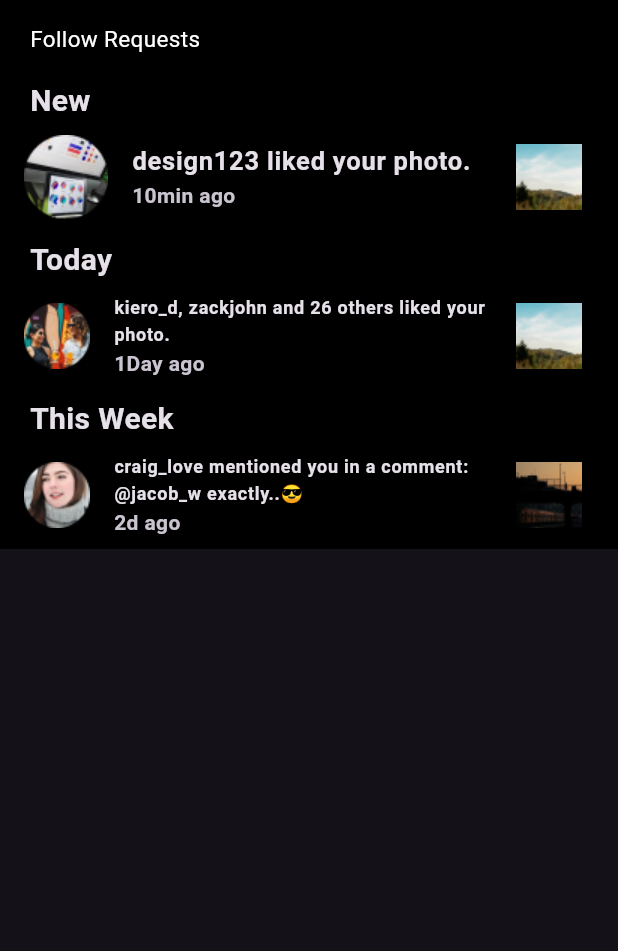
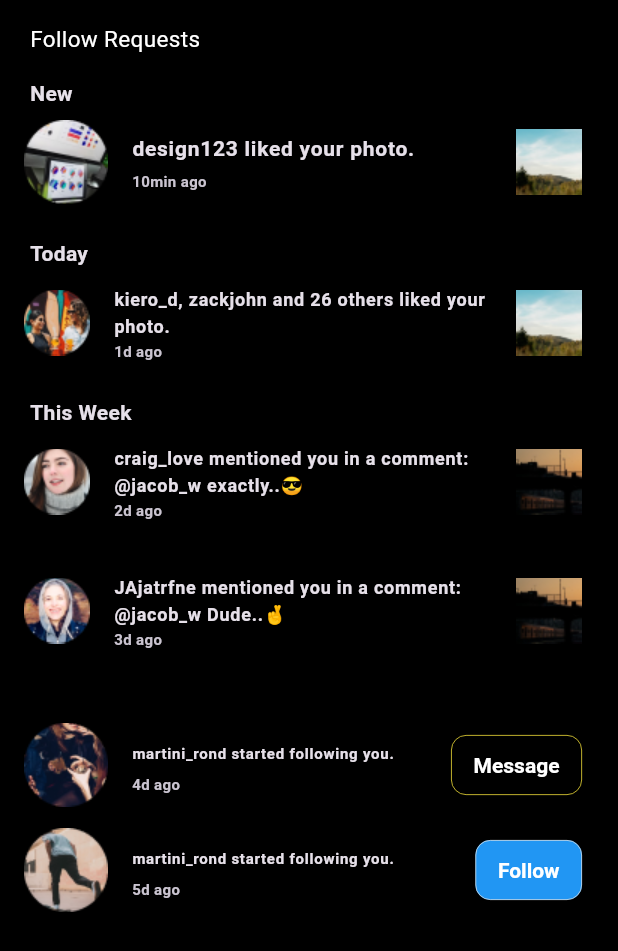
Before and after one commit to FazalHamzaKhan12/InstagramClone, a Flutter app: the YouTab screen opened directly, on a phone screen of 412 x 824 dp. Shown: the top 951 px of the screen. Run offline on Flutter 3.47's test engine with Material 3 defaults, Android fonts, the phone set to English and light mode, and no system bars.

Commit message:
Heart Page
Heart page You Section completed

```diff
--- a/lib/Screen/MianPage/HeartScr/TabForHeart/youtab.dart
+++ b/lib/Screen/MianPage/HeartScr/TabForHeart/youtab.dart
@@ -7,6 +7,7 @@ class YouTab extends StatelessWidget {
   @override
   Widget build(BuildContext context) {
     return Scaffold(
+      backgroundColor: Colors.black,
       body: Column(
         children: [
           // Fol;ow Requests Header
@@ -29,13 +30,13 @@ class YouTab extends StatelessWidget {
             color: Colors.black,
             child: Column(
               children: [
-                const SizedBox(height: 5),
+                const SizedBox(height: 4),
                 Row(
                   children: const [
                     SizedBox(width: 20),
                     Text(
                       "New",
-                      style: TextStyle(fontSize: 20, fontWeight: FontWeight.bold),
+                      style: TextStyle(fontSize: 14, fontWeight: FontWeight.bold),
                     ),
                   ],
                 ),
@@ -46,14 +47,14 @@ class YouTab extends StatelessWidget {
                     "design123 liked your photo.",
                     style: TextStyle(
                       fontWeight: FontWeight.bold,
-                      fontSize: 17,
+                      fontSize: 14,
                     ),
                   ),
                   subtitle: const Text(
                     "10min ago",
                     style: TextStyle(
                       fontWeight: FontWeight.bold,
-                      fontSize: 14,
+                      fontSize: 10,
                     ),
                   ),
                   trailing: UiHelper.customImages(imgurl: "Rectangle.png"),
@@ -75,7 +76,7 @@ class YouTab extends StatelessWidget {
                     SizedBox(width: 20),
                     Text(
                       "Today",
-                      style: TextStyle(fontSize: 20, fontWeight: FontWeight.bold),
+                      style: TextStyle(fontSize: 14, fontWeight: FontWeight.bold),
                     ),
                   ],
                 ),
@@ -90,10 +91,10 @@ class YouTab extends StatelessWidget {
                     ),
                   ),
                   subtitle: const Text(
-                    "1Day ago",
+                    "1d ago",
                     style: TextStyle(
                       fontWeight: FontWeight.bold,
-                      fontSize: 14,
+                      fontSize: 10,
                     ),
                   ),
                   trailing: UiHelper.customImages(imgurl: "Rectangle.png"),
@@ -113,7 +114,7 @@ class YouTab extends StatelessWidget {
                     SizedBox(width: 20),
                     Text(
                       "This Week",
-                      style: TextStyle(fontSize: 20, fontWeight: FontWeight.bold),
+                      style: TextStyle(fontSize: 14, fontWeight: FontWeight.bold),
                     ),
                   ],
                 ),
@@ -131,7 +132,7 @@ class YouTab extends StatelessWidget {
                     "2d ago",
                     style: TextStyle(
                       fontWeight: FontWeight.bold,
-                      fontSize: 14,
+                      fontSize: 10,
                     ),
                   ),
                   trailing: UiHelper.customImages(imgurl: "Rectangle (2).png"),
@@ -139,6 +140,116 @@ class YouTab extends StatelessWidget {
               ],
             ),
           ),
+          Container(
+            height: 106,
+            width: double.infinity,
+            color: Colors.black,
+            child: Column(
+              children: [
+                const SizedBox(height: 5),
+                Row(
+                  children: const [
+                    SizedBox(width: 20),
+
+                  ],
+                ),
+                // Notification ListTile
+                ListTile(
+                  leading: UiHelper.customImages(imgurl: "Oval (8).png"),
+                  title: const Text(
+                    "JAjatrfne mentioned you in a comment: @jacob_w Dude..🤞",
+                    style: TextStyle(
+                      fontWeight: FontWeight.bold,
+                      fontSize: 12,
+                    ),
+                  ),
+                  subtitle: const Text(
+                    "3d ago",
+                    style: TextStyle(
+                      fontWeight: FontWeight.bold,
+                      fontSize: 10,
+                    ),
+                  ),
+                  trailing: UiHelper.customImages(imgurl: "Rectangle (2).png"),
+                ),
+              ],
+            ),
+          ),
+          SizedBox(height: 2,),
+          Container(
+            height: 70,
+            width: double.infinity,
+            color: Colors.black,
+            child: ListTile(
+              leading: UiHelper.customImages(imgurl: "Oval (1).png"),
+              title: const Text(
+                "martini_rond started following you.",
+                style: TextStyle(
+                  fontWeight: FontWeight.bold,
+                  fontSize: 10,
+                ),
+              ),
+              subtitle: const Text(
+                "4d ago",
+                style: TextStyle(
+                  fontWeight: FontWeight.bold,
+                  fontSize: 10,
+                ),
+              ),
+              trailing: ElevatedButton(onPressed: (){},style: ElevatedButton.styleFrom(
+                backgroundColor: Colors.black, // Background color
+                foregroundColor: Colors.white, // Text color
+                padding: const EdgeInsets.symmetric(horizontal: 15, vertical: 1),
+                textStyle: const TextStyle(
+                  fontSize: 14,
+                  fontWeight: FontWeight.bold,
+                ),
+                shape: RoundedRectangleBorder(
+                  borderRadius: BorderRadius.circular(10),
+                  side: BorderSide(width: .5,color: Colors.yellow)
+                  // Rounded corners
+                ),
+              ),
+                child: const Text("Message"),)
+            ),
+          ),
+          Container(
+            height: 70,
+            width: double.infinity,
+            color: Colors.black,
+            child: ListTile(
+                leading: UiHelper.customImages(imgurl: "Oval (2).png"),
+                title: const Text(
+                  "martini_rond started following you.",
+                  style: TextStyle(
+                    fontWeight: FontWeight.bold,
+                    fontSize: 10,
+                  ),
+                ),
+                subtitle: const Text(
+                  "5d ago",
+                  style: TextStyle(
+                    fontWeight: FontWeight.bold,
+                    fontSize: 10,
+                  ),
+                ),
+                trailing: ElevatedButton(onPressed: (){},style: ElevatedButton.styleFrom(
+                  backgroundColor: Colors.blue, // Background color
+                  foregroundColor: Colors.white, // Text color
+                  padding: const EdgeInsets.symmetric(horizontal: 15, vertical: 1),
+                  textStyle: const TextStyle(
+                    fontSize: 14,
+                    fontWeight: FontWeight.bold,
+                  ),
+                  shape: RoundedRectangleBorder(
+                      borderRadius: BorderRadius.circular(10),
+                      side: BorderSide(width: .5,color: Colors.grey.shade300)
+                    // Rounded corners
+                  ),
+                ),
+                  child: const Text("Follow"),)
+            ),
+          )
         ],
       ),
     );
--- a/pubspec.yaml
+++ b/pubspec.yaml
@@ -90,6 +90,9 @@ flutter:
    - assets/images/Oval (4).png
    - assets/images/Oval (3).png
    - assets/images/Oval (8).png
+   - assets/images/Oval (7).png
+   - assets/images/Oval (1).png
+   - assets/images/Oval (2).png
    - assets/images/Rectangle.png
    - assets/images/Rectangle (2).png
 
```
